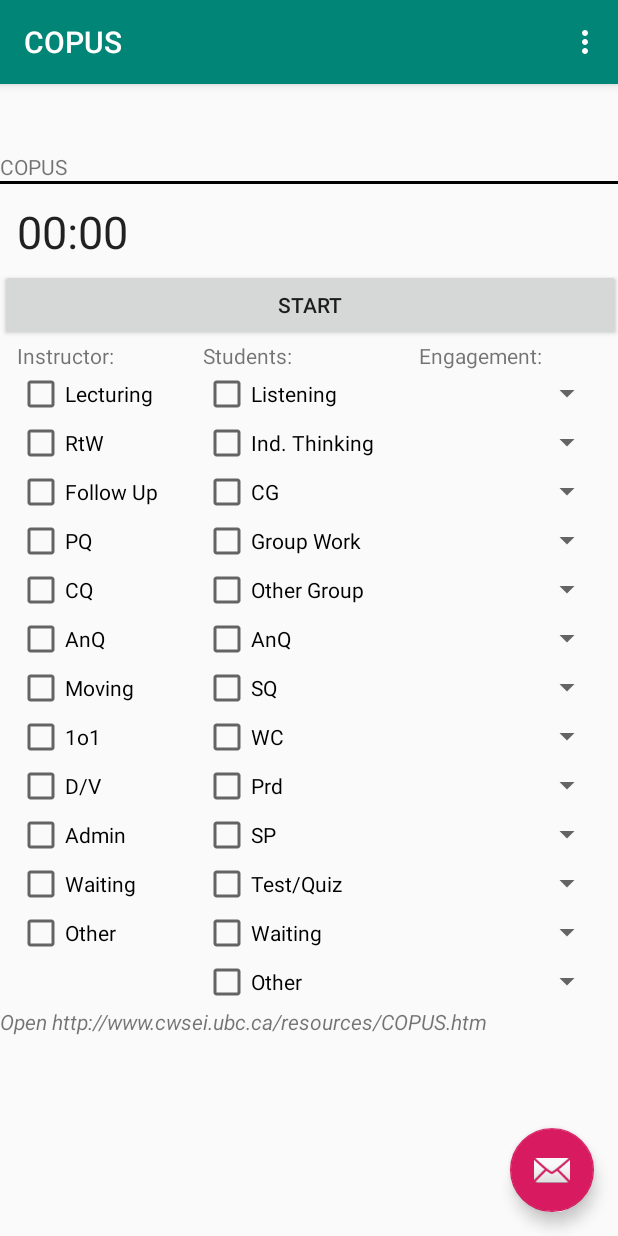
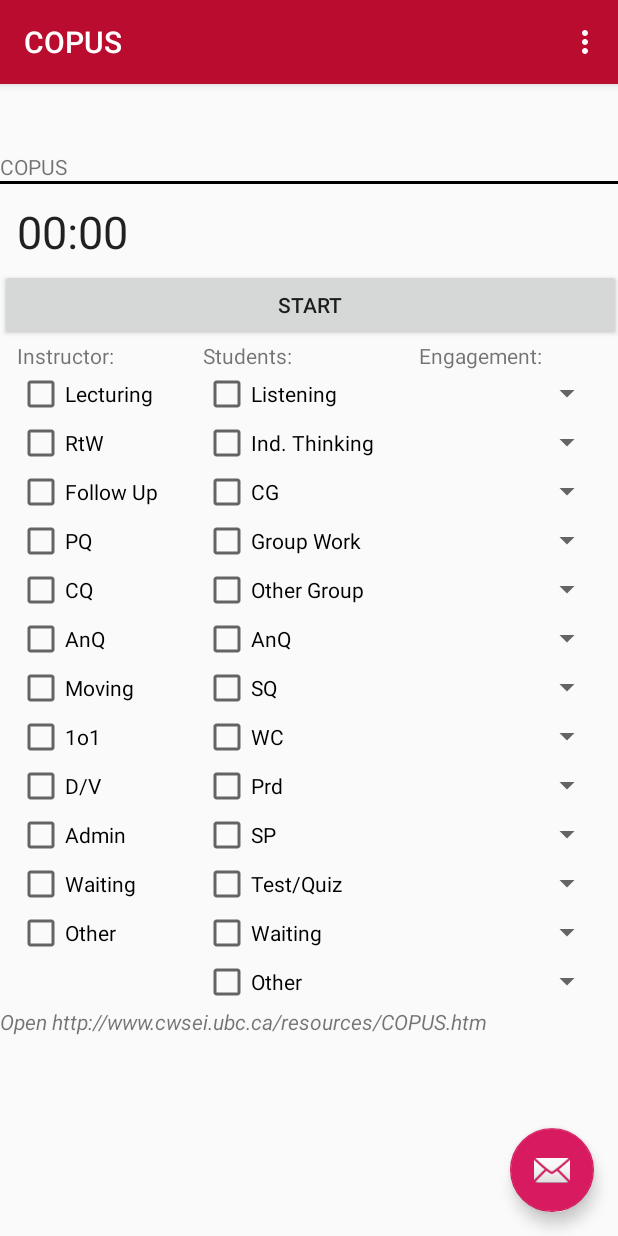
Before and after one commit to KellyBlack/COPUS, an Android app: the screen it shows after launch (MainActivity), on a phone screen of 412 x 824 dp. Run offline under Robolectric (Android 15) with nearby library versions, the phone set to English and light mode, and no system bars.

Commit message:
Minor changes to fix some warnings. Changed the colour of the main bar on top of the app.

```diff
--- a/app/src/main/java/org/cyclismo/copus/MainActivity.kt
+++ b/app/src/main/java/org/cyclismo/copus/MainActivity.kt
@@ -151,7 +151,7 @@ class MainActivity : AppCompatActivity(), AdapterView.OnItemSelectedListener
 
         for(spinnerBoxID in spinnerBoxIds)
         {
-            val view : Spinner = findViewById(spinnerBoxID) as Spinner
+            val view : Spinner = findViewById<Spinner>(spinnerBoxID)
             this.spinnerBoxViews.put(view,spinnerBoxID)
 
             view.onItemSelectedListener = this@MainActivity
@@ -175,8 +175,8 @@ class MainActivity : AppCompatActivity(), AdapterView.OnItemSelectedListener
 
     override fun onNothingSelected(parent: AdapterView<out Adapter>?)
     {
-        val theSpinner = parent as Spinner
-        this.currentObservation.setEngagementValue(this.spinnerBoxStudentIdentifiers[parent.id] ?: "","")
+        //val theSpinner = parent as Spinner
+        this.currentObservation.setEngagementValue(this.spinnerBoxStudentIdentifiers[parent?.id] ?: "","")
     }
 
     override fun onItemSelected(parent: AdapterView<*>, view: View, pos: Int, id: Long)
--- a/app/src/main/res/drawable/ic_launcher_background.xml
+++ b/app/src/main/res/drawable/ic_launcher_background.xml
@@ -5,7 +5,7 @@
     android:viewportWidth="108"
     android:viewportHeight="108">
     <path
-        android:fillColor="#008577"
+        android:fillColor="#BA0C2F"
         android:pathData="M0,0h108v108h-108z" />
     <path
         android:fillColor="#00000000"
--- a/app/src/main/res/values/colors.xml
+++ b/app/src/main/res/values/colors.xml
@@ -1,6 +1,6 @@
 <?xml version="1.0" encoding="utf-8"?>
 <resources>
-    <color name="colorPrimary">#008577</color>
-    <color name="colorPrimaryDark">#00574B</color>
+    <color name="colorPrimary">#BA0C2F</color>
+    <color name="colorPrimaryDark">#BA0C2F</color>
     <color name="colorAccent">#D81B60</color>
 </resources>
```
Also changed, not shown: app/src/main/AndroidManifest.xml (+10 -0 lines).
